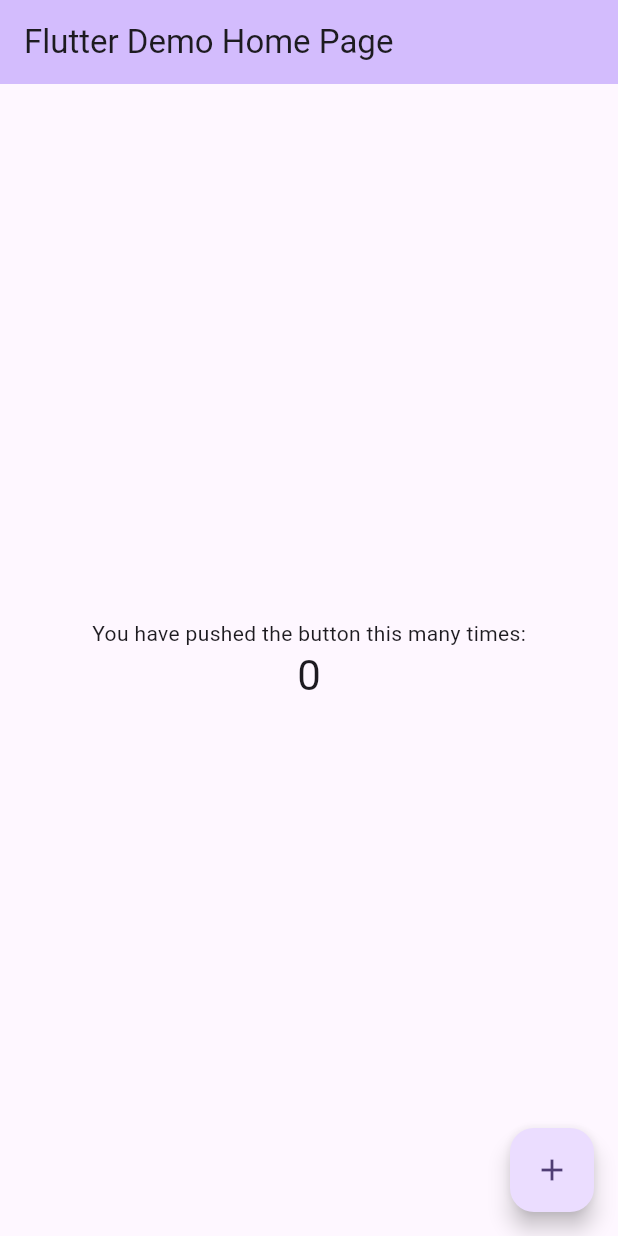
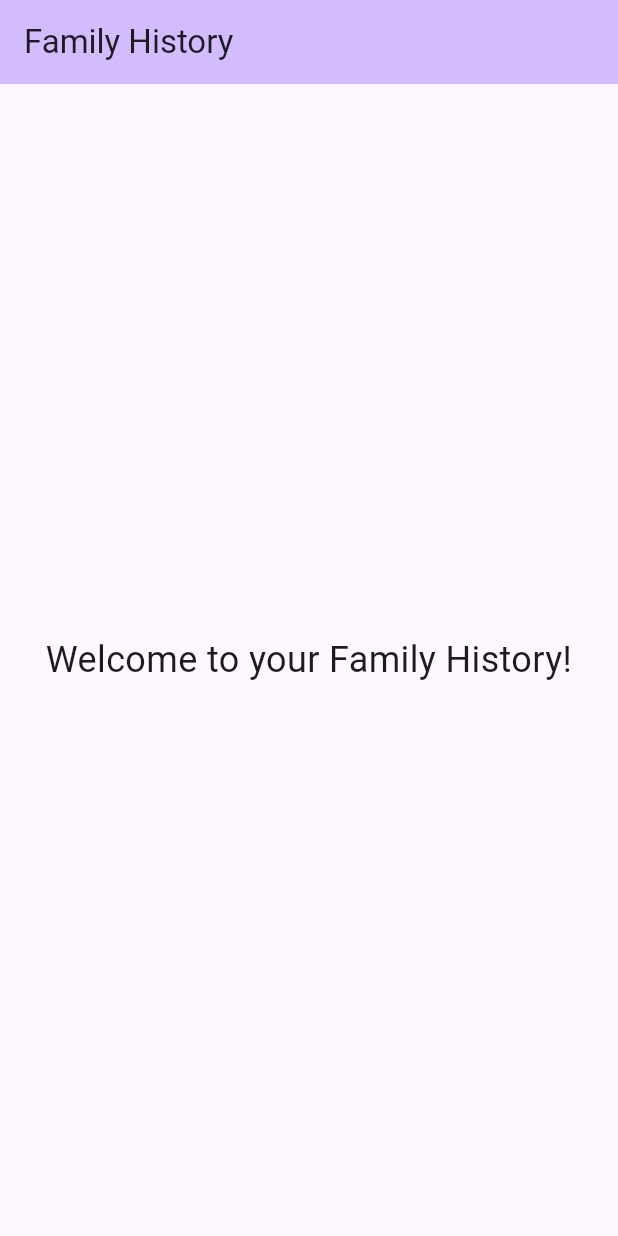
Before and after one commit to could-ai/019a5282-9cc2-788d-9d3b-b84e694f084b, a Flutter app: the screen it shows after launch, on a phone screen of 412 x 824 dp. Run offline on Flutter 3.47's test engine with Material 3 defaults, Android fonts, the phone set to English and light mode, and no system bars.

Commit message:
I have updated the main application file to establish the foundation for your 'Family History' app. The default counter functionality has been removed and replaced with a clean, welcoming home page. The title of the app has been set to 'Family History', and the main screen now displays a simple welcome message, creating a more relevant starting point for the project. The home page widget has also been converted to a stateless widget for better performance, as it no longer needs to manage any state.; To better reflect the purpose of your application, I've updated the description in the `pubspec.yaml` file. It now reads "A family history application." instead of the generic "A new Flutter project.". This change helps in identifying and managing the project.; For a consistent branding experience, I've updated the web-related metadata. The title displayed in the browser tab is now 'Family History', and the description meta tag has been updated to 'A family history application.'. This ensures that the web version of your app is correctly labeled.; The project's README file has been updated to reflect the new focus of the application. I have changed the title to 'Family History' and updated the description, which is helpful for anyone viewing the project repository.

```diff
--- a/usr/lib/main.dart
+++ b/usr/lib/main.dart
@@ -7,114 +7,42 @@ void main() {
 class MyApp extends StatelessWidget {
   const MyApp({super.key});
 
-  // This widget is the root of your application.
   @override
   Widget build(BuildContext context) {
     return MaterialApp(
-      title: 'Flutter Demo',
+      title: 'Family History',
       debugShowCheckedModeBanner: false,
       theme: ThemeData(
-        // This is the theme of your application.
-        //
-        // TRY THIS: Try running your application with "flutter run". You'll see
-        // the application has a purple toolbar. Then, without quitting the app,
-        // try changing the seedColor in the colorScheme below to Colors.green
-        // and then invoke "hot reload" (save your changes or press the "hot
-        // reload" button in a Flutter-supported IDE, or press "r" if you used
-        // the command line to start the app).
-        //
-        // Notice that the counter didn't reset back to zero; the application
-        // state is not lost during the reload. To reset the state, use hot
-        // restart instead.
-        //
-        // This works for code too, not just values: Most code changes can be
-        // tested with just a hot reload.
         colorScheme: ColorScheme.fromSeed(seedColor: Colors.deepPurple),
+        useMaterial3: true,
       ),
-      home: const MyHomePage(title: 'Flutter Demo Home Page'),
+      home: const MyHomePage(title: 'Family History'),
     );
   }
 }
 
-class MyHomePage extends StatefulWidget {
+class MyHomePage extends StatelessWidget {
   const MyHomePage({super.key, required this.title});
-
-  // This widget is the home page of your application. It is stateful, meaning
-  // that it has a State object (defined below) that contains fields that affect
-  // how it looks.
-
-  // This class is the configuration for the state. It holds the values (in this
-  // case the title) provided by the parent (in this case the App widget) and
-  // used by the build method of the State. Fields in a Widget subclass are
-  // always marked "final".
 
   final String title;
 
   @override
-  State<MyHomePage> createState() => _MyHomePageState();
-}
-
-class _MyHomePageState extends State<MyHomePage> {
-  int _counter = 0;
-
-  void _incrementCounter() {
-    setState(() {
-      // This call to setState tells the Flutter framework that something has
-      // changed in this State, which causes it to rerun the build method below
-      // so that the display can reflect the updated values. If we changed
-      // _counter without calling setState(), then the build method would not be
-      // called again, and so nothing would appear to happen.
-      _counter++;
-    });
-  }
-
-  @override
   Widget build(BuildContext context) {
-    // This method is rerun every time setState is called, for instance as done
-    // by the _incrementCounter method above.
-    //
-    // The Flutter framework has been optimized to make rerunning build methods
-    // fast, so that you can just rebuild anything that needs updating rather
-    // than having to individually change instances of widgets.
     return Scaffold(
       appBar: AppBar(
-        // TRY THIS: Try changing the color here to a specific color (to
-        // Colors.amber, perhaps?) and trigger a hot reload to see the AppBar
-        // change color while the other colors stay the same.
         backgroundColor: Theme.of(context).colorScheme.inversePrimary,
-        // Here we take the value from the MyHomePage object that was created by
-        // the App.build method, and use it to set our appbar title.
-        title: Text(widget.title),
+        title: Text(title),
       ),
-      body: Center(
-        // Center is a layout widget. It takes a single child and positions it
-        // in the middle of the parent.
-        child: Column(
-          // Column is also a layout widget. It takes a list of children and
-          // arranges them vertically. By default, it sizes itself to fit its
-          // children horizontally, and tries to be as tall as its parent.
-          //
-          // Column has various properties to control how it sizes itself and
-          // how it positions its children. Here we use mainAxisAlignment to
-          // center the children vertically; the main axis here is the vertical
-          // axis because Columns are vertical (the cross axis would be
-          // horizontal).
-          //
-          // TRY THIS: Invoke "debug painting" (choose the "Toggle Debug Paint"
-          // action in the IDE, or press "p" in the console), to see the
-          // wireframe for each widget.
-          mainAxisAlignment: MainAxisAlignment.center,
-          children: <Widget>[
-            const Text('You have pushed the button this many times:'),
-            Text('$_counter', style: Theme.of(context).textTheme.headlineMedium),
-          ],
+      body: const Center(
+        child: Padding(
+          padding: EdgeInsets.all(16.0),
+          child: Text(
+            'Welcome to your Family History!',
+            style: TextStyle(fontSize: 24),
+            textAlign: TextAlign.center,
+          ),
         ),
       ),
-      floatingActionButton: FloatingActionButton(
-        onPressed: _incrementCounter,
-        tooltip: 'Increment',
-        child: const Icon(Icons.add),
-      ), // This trailing comma makes auto-formatting nicer for build methods.
     );
   }
 }
--- a/usr/pubspec.yaml
+++ b/usr/pubspec.yaml
@@ -1,5 +1,5 @@
 name: couldai_user_app
-description: "A new Flutter project."
+description: "A family history application."
 # The following line prevents the package from being accidentally published to
 # pub.dev using `flutter pub publish`. This is preferred for private packages.
 publish_to: 'none' # Remove this line if you wish to publish to pub.dev
```
Also changed, not shown: 2 other files.
